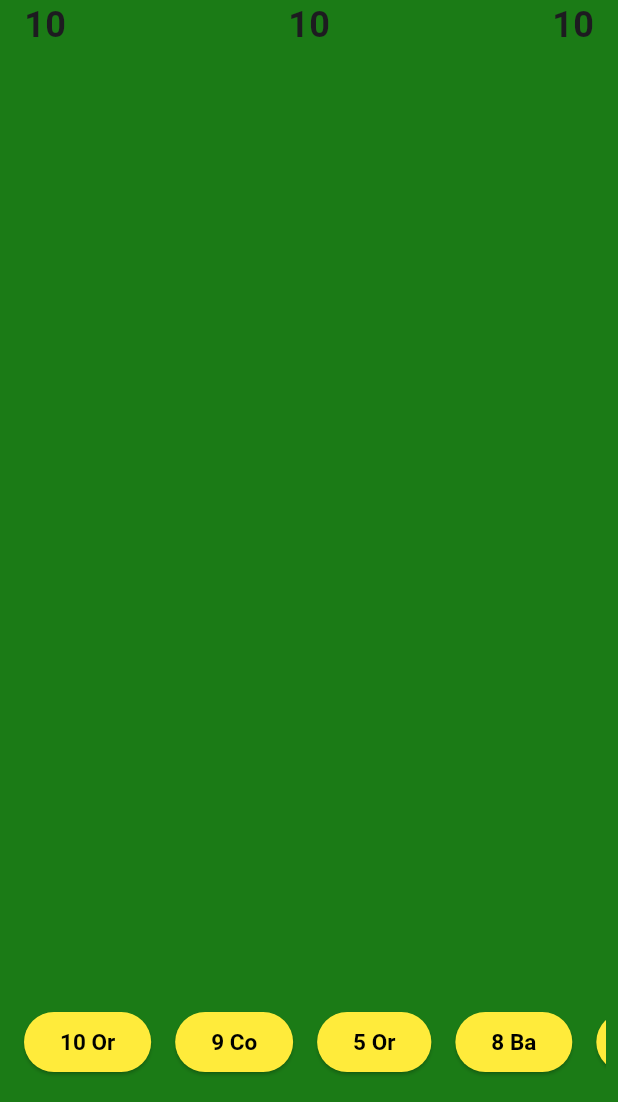
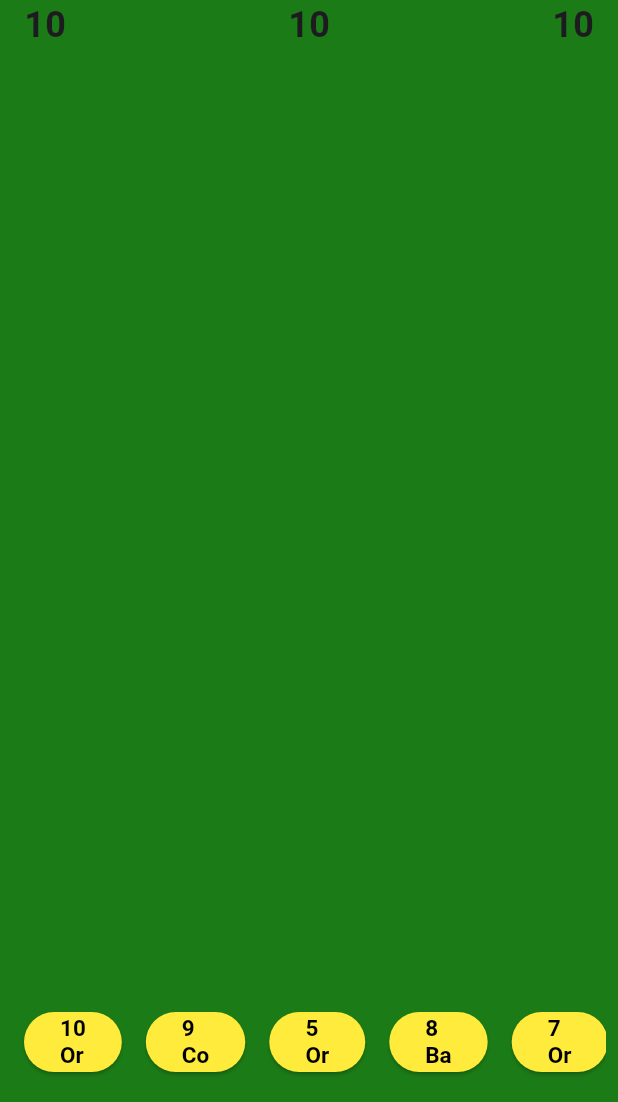
Before and after one commit to UNIZAR-30226-2024-13/Frontend-Movil, a Flutter app: the CinquilloTable screen opened directly, on a phone screen of 412 x 824 dp, the part 134-1236 px from its top. Run offline on Flutter 3.47's test engine with Material 3 defaults, Android fonts, the phone set to English and light mode, and no system bars.

Commit message:
Cinquillo mejorado

```diff
--- a/lib/Cinquillo.dart
+++ b/lib/Cinquillo.dart
@@ -42,25 +42,22 @@ class CinquilloTable extends StatefulWidget {
 class _CinquilloTableState extends State<CinquilloTable> {
   //Se debería repartir de forma aleatoria
   List<String> cartasJugador = [
-    '10 Or',
-    '9 Co',
-    '5 Or',
-    '8 Ba',
-    '7 Or',
-    '5 Co',
-    '10 Es',
-    '2 Ba',
-    '3 Or',
-    '9 Co',
+    '10\nOr',
+    '9\nCo',
+    '5\nOr',
+    '8\nBa',
+    '7\nOr',
+    '5\nCo',
+    '1\n Es',
+    '2\nBa',
+    '3\nOr',
+    '9\nCo',
   ];
 
   // Ejemplo de número de cartas para cada jugador
   int numCartasJugador1 = 10;
   int numCartasJugador2 = 10;
   int numCartasJugador3 = 10;
-
-  // Variable para controlar si se muestran todas las cartas
-  bool mostrarTodasLasCartas = false;
 
   Map<String, List<String>> cartasJugadas = {
     'Or': [],
@@ -73,8 +70,8 @@ class _CinquilloTableState extends State<CinquilloTable> {
   void _cartaSeleccionada(String carta) {
     setState(() {
       // Agregar la carta jugada al centro
-      String palo = carta.split(' ')[1];
-      String valor = carta.split(' ')[0];
+      String palo = carta.split('\n')[1];
+      String valor = carta.split('\n')[0];
 
       if (cartasJugadas.containsKey(palo)) {
         List<String> cartasPalo = cartasJugadas[palo]!;
@@ -90,31 +87,6 @@ class _CinquilloTableState extends State<CinquilloTable> {
       cartasJugador.remove(carta);
     });
   }
-
-  bool _esMasBaja(int carta, List<String> cartasPalo) {
-    if (cartasPalo.isEmpty) {
-      return true;
-    }
-    int valor =  int.parse(cartasPalo[0].split(' ')[0]);
-    if(carta < valor){
-        print("True");
-        return true;
-    }
-    print("false");
-    return false;
-  }
-
-  bool _esMasAlta(int carta, List<String> cartasPalo) {
-    if (cartasPalo.isNotEmpty) {
-      int valor =  int.parse(cartasPalo[cartasPalo.length - 1].split(' ')[0]);
-      if(carta > valor){
-      return true;
-      }
-    }
-    return false;
-  }
-
-
 
   @override
   Widget build(BuildContext context) {
@@ -142,7 +114,7 @@ class _CinquilloTableState extends State<CinquilloTable> {
                         onPressed: () {},
                         child: Text(carta),
                         style: ButtonStyle(
-                          backgroundColor: MaterialStateProperty.all(Colors.yellow),
+                          backgroundColor: MaterialStateProperty.all(_colorPalo(palo)),
                           foregroundColor: MaterialStateProperty.all(Colors.black),
                           textStyle: MaterialStateProperty.all(TextStyle(
                             fontSize: 15,
@@ -242,8 +214,7 @@ class _CinquilloTableState extends State<CinquilloTable> {
                         scrollDirection: Axis.horizontal,
                         child: Row(
                           children: [
-                            for (int i = 0; i < (mostrarTodasLasCartas ? cartasJugador.length : 5) && i < cartasJugador
-                            .length; i++)
+                            for (int i = 0; i < cartasJugador.length; i++)
                               Padding(
                                 padding: EdgeInsets.all(8.0),
                                 child: ElevatedButton(
@@ -275,3 +246,43 @@ class _CinquilloTableState extends State<CinquilloTable> {
     );
   }
 }
+
+bool _esMasBaja(int carta, List<String> cartasPalo) {
+  if (cartasPalo.isEmpty) {
+    return true;
+  }
+  int valor =  int.parse(cartasPalo[cartasPalo.length - 1].split('\n')[0]);
+  if(carta < valor){
+      print("True");
+      return true;
+  }
+  print("false");
+  return false;
+}
+
+bool _esMasAlta(int carta, List<String> cartasPalo) {
+  if (cartasPalo.isNotEmpty) {
+    int valor =  int.parse(cartasPalo[0].split('\n')[0]);
+    if(carta > valor){
+    return true;
+    }
+  }
+  return false;
+}
+
+Color _colorPalo(String palo){
+  switch(palo){
+    case 'Or':
+      return Colors.yellow;
+
+    case 'Co':
+      return Colors.red;
+
+    case 'Es':
+      return Colors.blue;
+
+    case 'Ba':
+      return Colors.green;
+  }
+  return Color.fromARGB(255, 238, 0, 255);
+}
```
